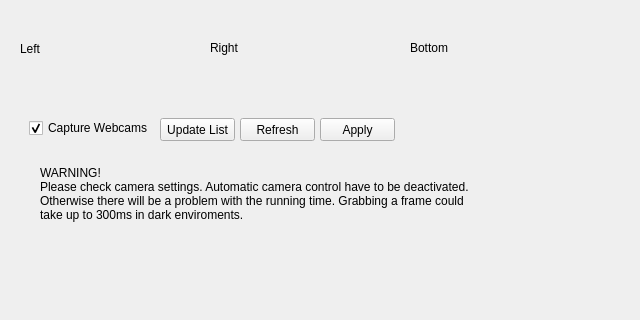
Old version of the form Hanse/Module_Webcams/form_webcams.ui in the repository iti-luebeck/HANSE2011; both pictures show x 0 to 640 and y 162 to 482 of the 640 by 482 pixel window.
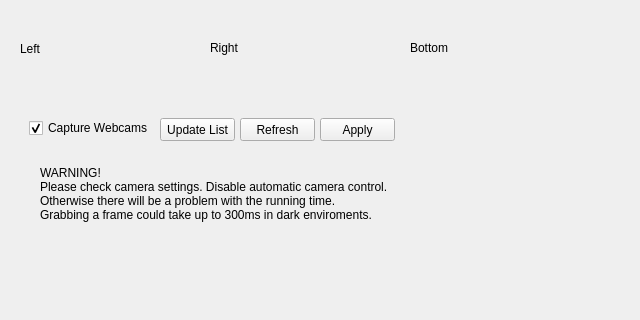
New version of the form.

```diff
--- a/Hanse/Module_Webcams/form_webcams.ui
+++ b/Hanse/Module_Webcams/form_webcams.ui
@@ -442,9 +442,9 @@
    </property>
    <property name="text">
     <string>WARNING! 
-Please check camera settings. Automatic camera control have to be deactivated. 
-Otherwise there will be a problem with the running time. Grabbing a frame could 
-take up to 300ms in dark enviroments.</string>
+Please check camera settings. Disable automatic camera control. 
+Otherwise there will be a problem with the running time. 
+Grabbing a frame could take up to 300ms in dark enviroments.</string>
    </property>
   </widget>
  </widget>
```
